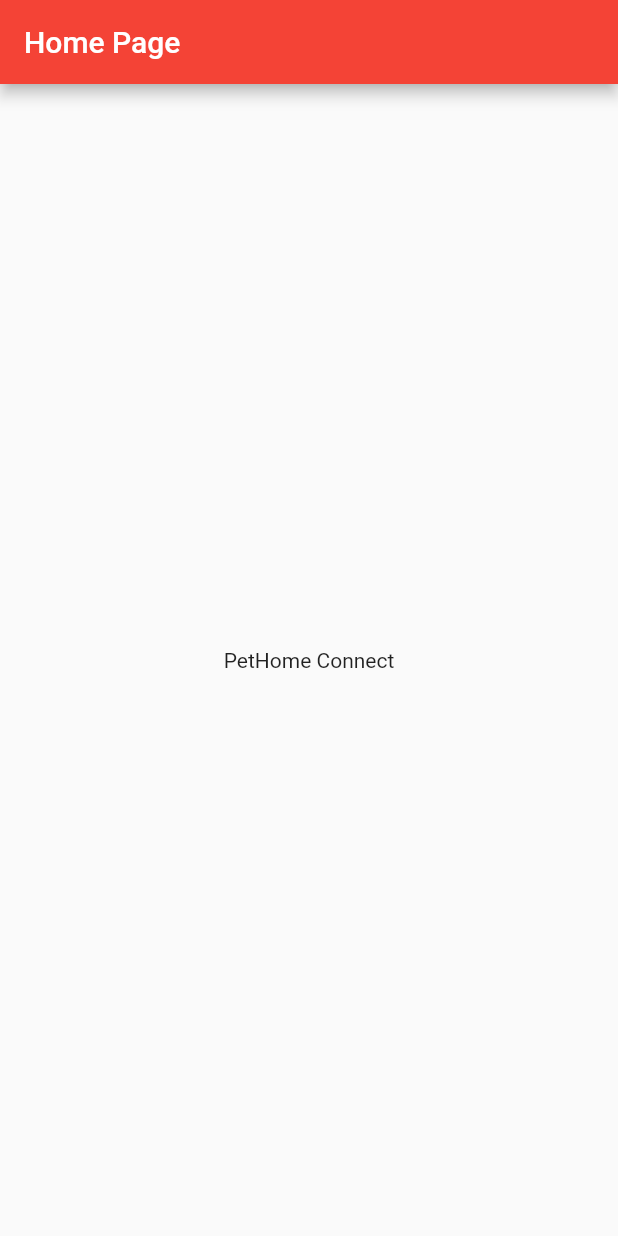
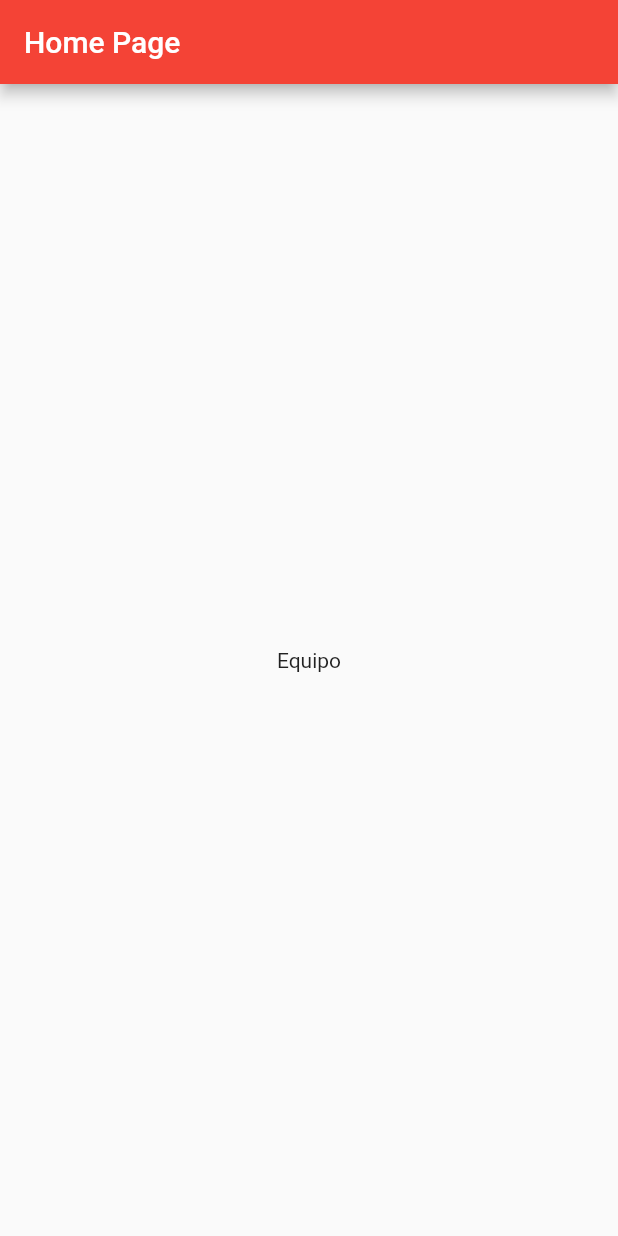
Before and after one commit to HaroldOsorioFlores/pethome_connect, a Flutter app: the screen it shows after launch, on a phone screen of 412 x 824 dp. Run offline on Flutter 3.47's test engine with Material 2 defaults, Android fonts, the light colour scheme and no system bars.

Commit message:
Cambiamos el texto del body

```diff
--- a/lib/src/screens/home/home_page.dart
+++ b/lib/src/screens/home/home_page.dart
@@ -5,7 +5,7 @@ class HomePage extends StatelessWidget {
   Widget build(BuildContext context) {
     return Scaffold(
       appBar: AppBar(title: Text("Home Page")),
-      body: Center(child: Text("PetHome Connect")),
+      body: Center(child: Text("Equipo")),
     );
   }
 }
```
